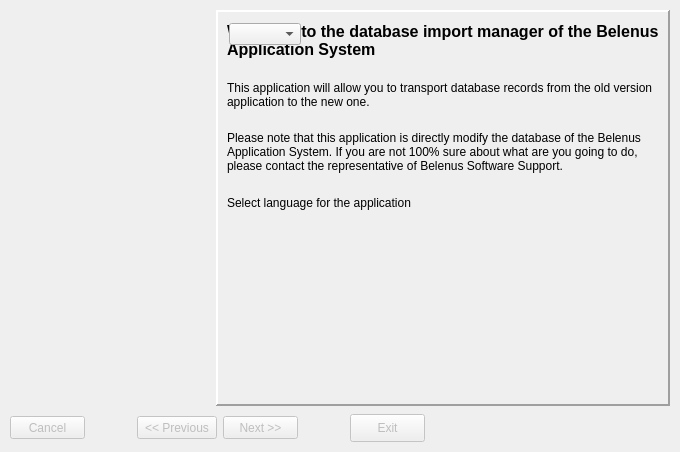
Above: dbtool/mainwindow.ui from tbikfalvi/Belenus before the change. Below: the same form after it.
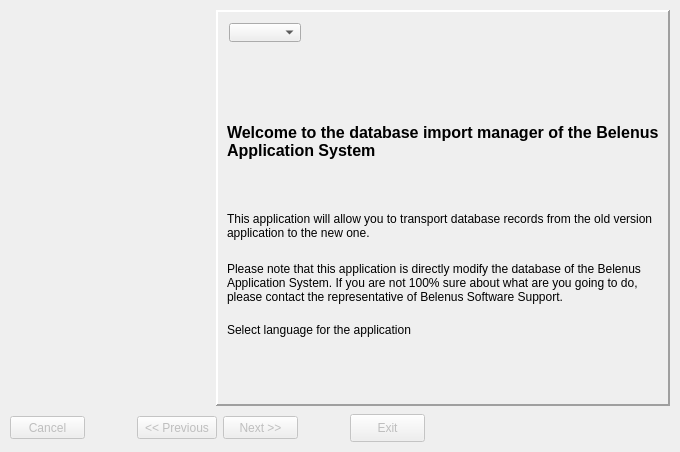
That is the form after the change. The open tabs and pages were chosen to show the change. Icons and pictures are not drawn.

```diff
--- a/dbtool/mainwindow.ui
+++ b/dbtool/mainwindow.ui
@@ -160,7 +160,7 @@
       <property name="geometry">
        <rect>
         <x>9</x>
-        <y>9</y>
+        <y>110</y>
         <width>432</width>
         <height>38</height>
        </rect>
@@ -183,7 +183,7 @@
       <property name="geometry">
        <rect>
         <x>9</x>
-        <y>69</y>
+        <y>200</y>
         <width>432</width>
         <height>28</height>
        </rect>
@@ -204,7 +204,7 @@
       <property name="geometry">
        <rect>
         <x>9</x>
-        <y>119</y>
+        <y>250</y>
         <width>432</width>
         <height>42</height>
        </rect>
@@ -225,7 +225,7 @@
       <property name="geometry">
        <rect>
         <x>9</x>
-        <y>183</y>
+        <y>310</y>
         <width>190</width>
         <height>16</height>
        </rect>
@@ -239,7 +239,15 @@
        <string>Select language for the application</string>
       </property>
      </widget>
-     <widget class="QWidget" name="">
+     <widget class="QWidget" name="layoutWidget">
+      <property name="geometry">
+       <rect>
+        <x>0</x>
+        <y>0</y>
+        <width>100</width>
+        <height>30</height>
+       </rect>
+      </property>
       <layout class="QHBoxLayout" name="horizontalLayout1">
        <property name="bottomMargin">
         <number>0</number>
```
Left out of the diff: 2 changed lines with no effect on the pictures.
